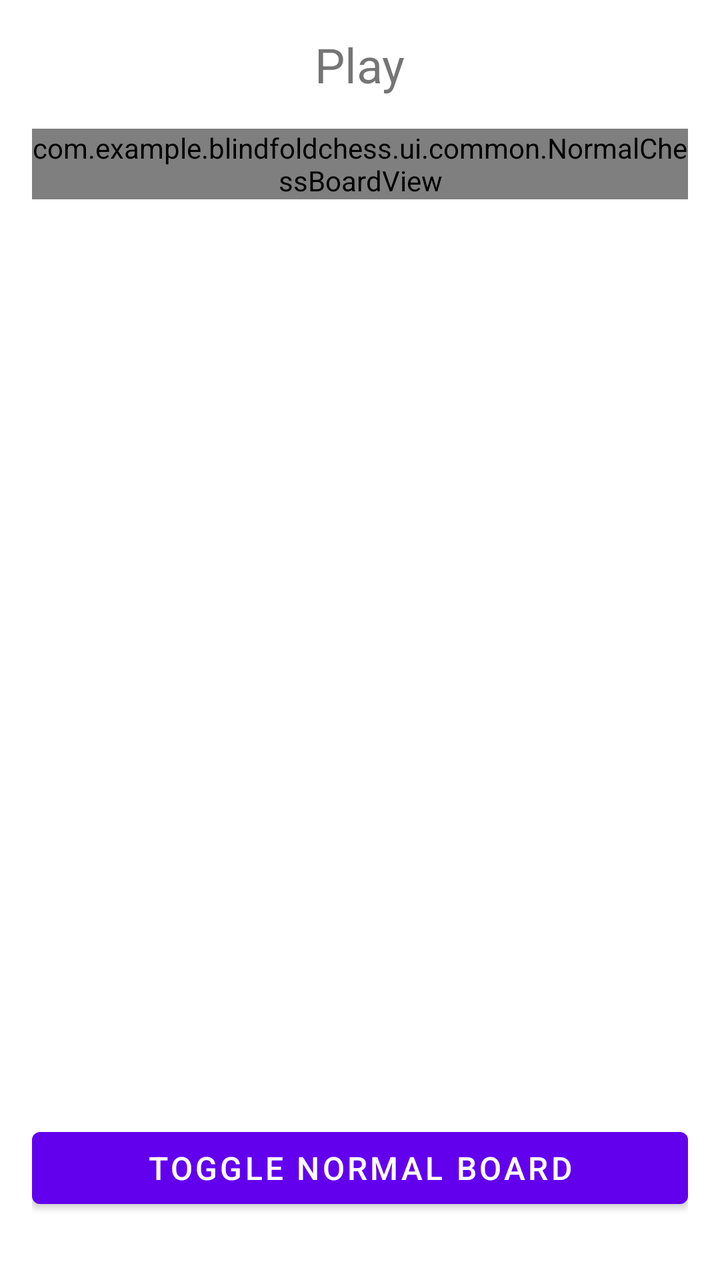
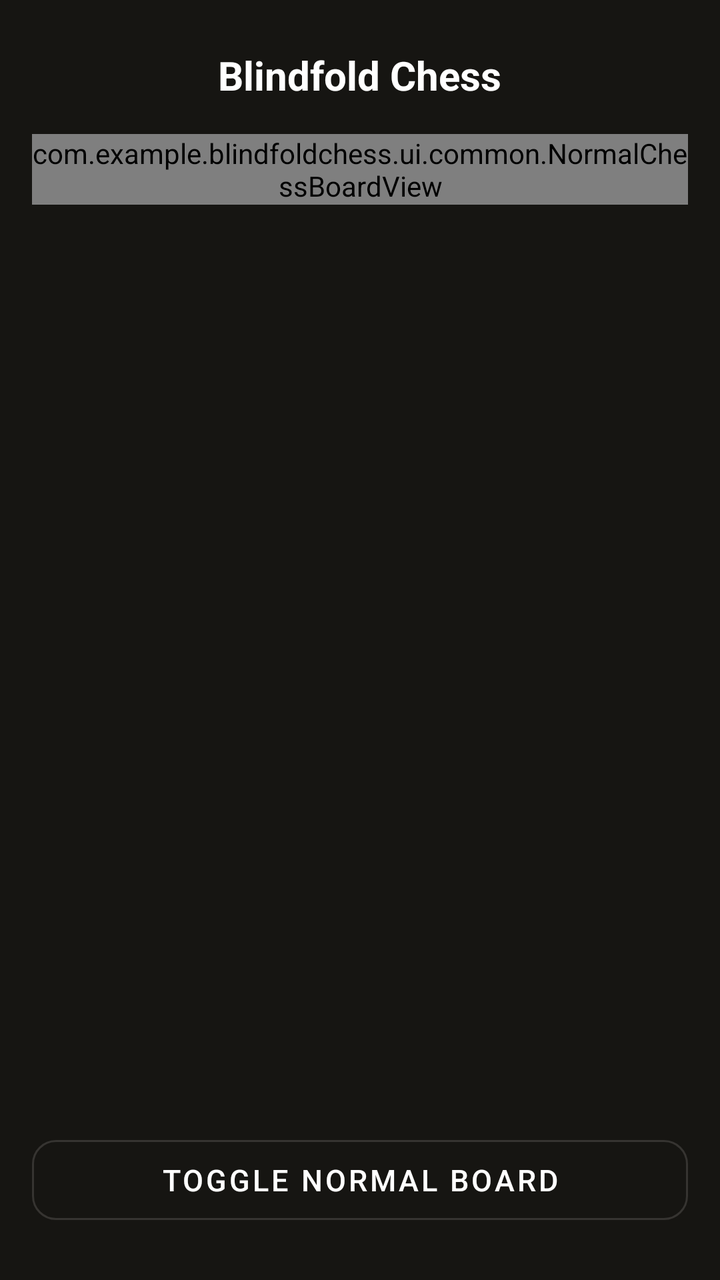

An Android layout rendered at two revisions. The XML below is the earlier revision; the diff shows what the commit changed to produce the second picture.
<!-- AndroidManifest.xml: application theme Theme.BlindfoldChess -->
<!-- res/layout/fragment_play.xml -->
<?xml version="1.0" encoding="utf-8"?>

<RelativeLayout xmlns:android="http://schemas.android.com/apk/res/android"
    android:layout_width="match_parent"
    android:layout_height="match_parent"
    android:padding="16dp">

    <TextView
        android:id="@+id/txtTitle"
        android:layout_width="wrap_content"
        android:layout_height="wrap_content"
        android:layout_centerHorizontal="true"
        android:text="Play"
        android:textSize="24sp"
        android:layout_marginBottom="16dp"/>

    <com.example.blindfoldchess.ui.common.NormalChessBoardView
        android:id="@+id/chessBoard"
        android:layout_width="match_parent"
        android:layout_height="wrap_content"
        android:layout_below="@id/txtTitle"
        android:layout_centerInParent="true" />

    <LinearLayout
        android:id="@+id/textGameConsole"
        android:layout_width="match_parent"
        android:layout_height="wrap_content"
        android:layout_below="@id/txtTitle"
        android:layout_above="@id/btnToggleTheme"
        android:orientation="vertical"
        android:gravity="center"
        android:visibility="gone"
        android:padding="16dp">

        <TextView
            android:id="@+id/txtGameLog"
            android:layout_width="match_parent"
            android:layout_height="0dp"
            android:layout_weight="1"
            android:text="Game Started.\nType your move using coordinate notation (e.g., e2e4)."
            android:textSize="16sp"
            android:gravity="bottom"
            android:scrollbars="vertical"
            android:layout_marginBottom="16dp"/>

        <LinearLayout
            android:layout_width="match_parent"
            android:layout_height="wrap_content"
            android:orientation="horizontal">

            <EditText
                android:id="@+id/edtMoveInput"
                android:layout_width="0dp"
                android:layout_height="wrap_content"
                android:layout_weight="1"
                android:hint="f7f8"
                android:inputType="text"
                android:maxLength="4"
                android:minHeight="48dp"/>

            <Button
                android:id="@+id/btnSubmitMove"
                android:layout_width="wrap_content"
                android:layout_height="wrap_content"
                android:text="Send" />
        </LinearLayout>
    </LinearLayout>

    <Button
        android:id="@+id/btnToggleTheme"
        android:layout_width="match_parent"
        android:layout_height="wrap_content"
        android:layout_alignParentBottom="true"
        android:layout_marginBottom="16dp"
        android:text="Toggle Normal Board"
        android:textSize="16sp"/>

</RelativeLayout>
<!-- resources referenced by this layout -->
<resources>
  <style name="Theme.BlindfoldChess" parent="Theme.MaterialComponents.DayNight.NoActionBar">
          
          <item name="colorPrimary">@color/purple_500</item>
          <item name="colorPrimaryVariant">@color/purple_700</item>
          <item name="colorOnPrimary">@color/white</item>
          
          <item name="colorSecondary">@color/teal_200</item>
          <item name="colorSecondaryVariant">@color/teal_700</item>
          <item name="colorOnSecondary">@color/black</item>
          
          <item name="android:statusBarColor">?attr/colorPrimaryVariant</item>
          
      </style>
  <color name="purple_500">#FF6200EE</color>
  <color name="purple_700">#FF3700B3</color>
  <color name="white">#FFFFFFFF</color>
  <color name="teal_200">#FF03DAC5</color>
  <color name="teal_700">#FF018786</color>
  <color name="black">#FF000000</color>
</resources>

<!-- the commit's change to res/layout/fragment_play.xml (unified diff, before → after) -->
@@ -1,19 +1,26 @@
 <?xml version="1.0" encoding="utf-8"?>
 
 <RelativeLayout xmlns:android="http://schemas.android.com/apk/res/android"
+    xmlns:app="http://schemas.android.com/apk/res-auto"
     android:layout_width="match_parent"
     android:layout_height="match_parent"
+    android:background="#161512"
     android:padding="16dp">
 
+    
     <TextView
         android:id="@+id/txtTitle"
         android:layout_width="wrap_content"
         android:layout_height="wrap_content"
         android:layout_centerHorizontal="true"
-        android:text="Play"
-        android:textSize="24sp"
-        android:layout_marginBottom="16dp"/>
+        android:layout_marginTop="8dp"
+        android:layout_marginBottom="16dp"
+        android:text="Blindfold Chess"
+        android:textColor="#FFFFFF"
+        android:textSize="20sp"
+        android:textStyle="bold" />
 
+    
     <com.example.blindfoldchess.ui.common.NormalChessBoardView
         android:id="@+id/chessBoard"
         android:layout_width="match_parent"
@@ -21,58 +28,106 @@
         android:layout_below="@id/txtTitle"
         android:layout_centerInParent="true" />
 
-    <LinearLayout
+    
+    <com.google.android.material.card.MaterialCardView
         android:id="@+id/textGameConsole"
         android:layout_width="match_parent"
         android:layout_height="wrap_content"
+        android:layout_above="@id/btnToggleTheme"
         android:layout_below="@id/txtTitle"
-        android:layout_above="@id/btnToggleTheme"
-        android:orientation="vertical"
-        android:gravity="center"
+        android:layout_marginBottom="12dp"
         android:visibility="gone"
-        android:padding="16dp">
-
-        <TextView
-            android:id="@+id/txtGameLog"
-            android:layout_width="match_parent"
-            android:layout_height="0dp"
-            android:layout_weight="1"
-            android:text="Game Started.\nType your move using coordinate notation (e.g., e2e4)."
-            android:textSize="16sp"
-            android:gravity="bottom"
-            android:scrollbars="vertical"
-            android:layout_marginBottom="16dp"/>
+        app:cardBackgroundColor="#262421"
+        app:cardCornerRadius="16dp"
+        app:cardElevation="4dp"
+        app:strokeWidth="0dp">
 
         <LinearLayout
             android:layout_width="match_parent"
-            android:layout_height="wrap_content"
-            android:orientation="horizontal">
+            android:layout_height="match_parent"
+            android:orientation="vertical"
+            android:padding="16dp">
 
-            <EditText
-                android:id="@+id/edtMoveInput"
-                android:layout_width="0dp"
-                android:layout_height="wrap_content"
-                android:layout_weight="1"
-                android:hint="f7f8"
-                android:inputType="text"
-                android:maxLength="4"
-                android:minHeight="48dp"/>
-
-            <Button
-                android:id="@+id/btnSubmitMove"
+            <TextView
                 android:layout_width="wrap_content"
                 android:layout_height="wrap_content"
-                android:text="Send" />
+                android:layout_marginBottom="8dp"
+                android:text="MOVE LOG"
+                android:textColor="#8E8E93"
+                android:textSize="11sp"
+                android:textStyle="bold"
+                android:letterSpacing="0.08" />
+
+            <TextView
+                android:id="@+id/txtGameLog"
+                android:layout_width="match_parent"
+                android:layout_height="0dp"
+                android:layout_weight="1"
+                android:layout_marginBottom="12dp"
+                android:scrollbars="vertical"
+                android:text="Game Started.\nType your move (e.g. e2e4):"
+                android:textColor="#E0E0E0"
+                android:textSize="15sp" />
+
+            
+            <LinearLayout
+                android:layout_width="match_parent"
+                android:layout_height="wrap_content"
+                android:gravity="center_vertical"
+                android:orientation="horizontal">
+
+                <com.google.android.material.textfield.TextInputLayout
+                    android:layout_width="0dp"
+                    android:layout_height="wrap_content"
+                    android:layout_weight="1"
+                    android:layout_marginEnd="8dp"
+                    app:boxBackgroundColor="#1A1917"
+                    app:boxCornerRadiusBottomEnd="12dp"
+                    app:boxCornerRadiusBottomStart="12dp"
+                    app:boxCornerRadiusTopEnd="12dp"
+                    app:boxCornerRadiusTopStart="12dp"
+                    app:boxStrokeWidth="0dp"
+                    app:hintEnabled="false">
+
+                    <com.google.android.material.textfield.TextInputEditText
+                        android:id="@+id/edtMoveInput"
+                        android:layout_width="match_parent"
+                        android:layout_height="48dp"
+                        android:hint="e2e4"
+                        android:inputType="text"
+                        android:maxLength="4"
+                        android:padding="8dp"
+                        android:textColor="#FFFFFF"
+                        android:textColorHint="#666666"
+                        android:textSize="16sp" />
+                </com.google.android.material.textfield.TextInputLayout>
+
+                <com.google.android.material.button.MaterialButton
+                    android:id="@+id/btnSubmitMove"
+                    android:layout_width="wrap_content"
+                    android:layout_height="48dp"
+                    android:text="Send"
+                    android:textColor="#FFFFFF"
+                    android:textStyle="bold"
+                    app:backgroundTint="#81B64C"
+                    app:cornerRadius="12dp" />
+            </LinearLayout>
         </LinearLayout>
-    </LinearLayout>
+    </com.google.android.material.card.MaterialCardView>
 
-    <Button
+    
+    <com.google.android.material.button.MaterialButton
         android:id="@+id/btnToggleTheme"
+        style="@style/Widget.MaterialComponents.Button.OutlinedButton"
         android:layout_width="match_parent"
-        android:layout_height="wrap_content"
+        android:layout_height="52dp"
         android:layout_alignParentBottom="true"
-        android:layout_marginBottom="16dp"
+        android:layout_marginBottom="8dp"
         android:text="Toggle Normal Board"
-        android:textSize="16sp"/>
+        android:textColor="#FFFFFF"
+        android:textSize="15sp"
+        app:cornerRadius="12dp"
+        app:strokeColor="#363431"
+        app:strokeWidth="1dp" />
 
 </RelativeLayout>
